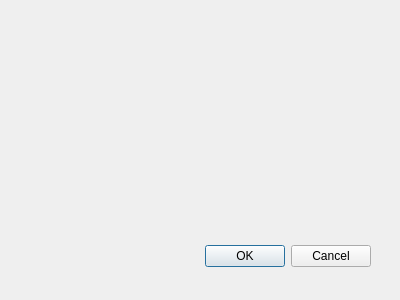
Ricky-Cheng66/EquipmentManagementSystem, file qt_client/EquipmentManagementClient/logindialog.ui: the form before one commit.
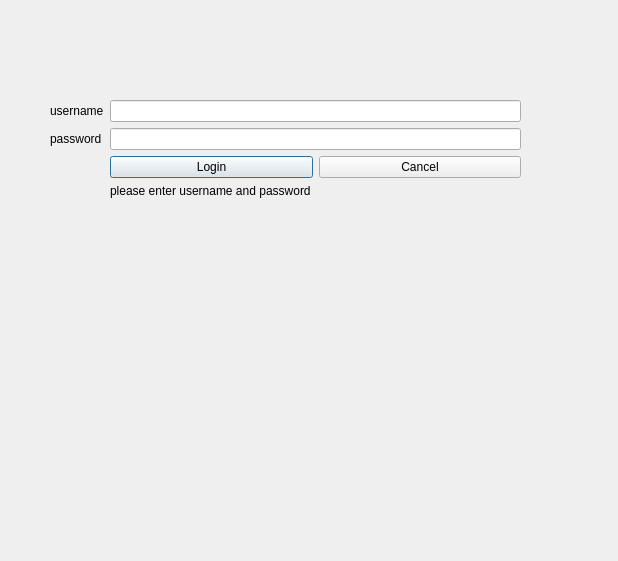
The form after the commit.

Diff of the .ui file:
```diff
--- a/qt_client/EquipmentManagementClient/logindialog.ui
+++ b/qt_client/EquipmentManagementClient/logindialog.ui
@@ -6,28 +6,83 @@
    <rect>
     <x>0</x>
     <y>0</y>
-    <width>400</width>
-    <height>300</height>
+    <width>618</width>
+    <height>561</height>
    </rect>
   </property>
   <property name="windowTitle">
    <string>Dialog</string>
   </property>
-  <widget class="QDialogButtonBox" name="buttonBox">
+  <widget class="QWidget" name="verticalLayoutWidget">
    <property name="geometry">
     <rect>
-     <x>30</x>
-     <y>240</y>
-     <width>341</width>
-     <height>32</height>
+     <x>50</x>
+     <y>100</y>
+     <width>471</width>
+     <height>321</height>
     </rect>
    </property>
-   <property name="orientation">
-    <enum>Qt::Horizontal</enum>
-   </property>
-   <property name="standardButtons">
-    <set>QDialogButtonBox::Cancel|QDialogButtonBox::Ok</set>
-   </property>
+   <layout class="QVBoxLayout" name="verticalLayout">
+    <item>
+     <layout class="QFormLayout" name="formLayout">
+      <item row="0" column="0">
+       <widget class="QLabel" name="label">
+        <property name="text">
+         <string>username</string>
+        </property>
+       </widget>
+      </item>
+      <item row="0" column="1">
+       <widget class="QLineEdit" name="usernameEdit"/>
+      </item>
+      <item row="1" column="0">
+       <widget class="QLabel" name="label_2">
+        <property name="text">
+         <string>&lt;html&gt;&lt;head/&gt;&lt;body&gt;&lt;p&gt;password&lt;/p&gt;&lt;/body&gt;&lt;/html&gt;</string>
+        </property>
+       </widget>
+      </item>
+      <item row="1" column="1">
+       <widget class="QLineEdit" name="passwordEdit">
+        <property name="layoutDirection">
+         <enum>Qt::LeftToRight</enum>
+        </property>
+        <property name="echoMode">
+         <enum>QLineEdit::Password</enum>
+        </property>
+       </widget>
+      </item>
+      <item row="3" column="1">
+       <widget class="QLabel" name="statusLabel">
+        <property name="text">
+         <string>&lt;html&gt;&lt;head/&gt;&lt;body&gt;&lt;p&gt;please enter username and password&lt;/p&gt;&lt;/body&gt;&lt;/html&gt;</string>
+        </property>
+       </widget>
+      </item>
+      <item row="2" column="1">
+       <layout class="QHBoxLayout" name="horizontalLayout">
+        <item>
+         <widget class="QPushButton" name="loginButton">
+          <property name="text">
+           <string>Login</string>
+          </property>
+          <property name="default">
+           <bool>true</bool>
+          </property>
+         </widget>
+        </item>
+        <item>
+         <widget class="QPushButton" name="cancelButton">
+          <property name="text">
+           <string>Cancel</string>
+          </property>
+         </widget>
+        </item>
+       </layout>
+      </item>
+     </layout>
+    </item>
+   </layout>
   </widget>
  </widget>
  <resources/>
```
Left out of the diff: 37 changed lines with no effect on the pictures.
